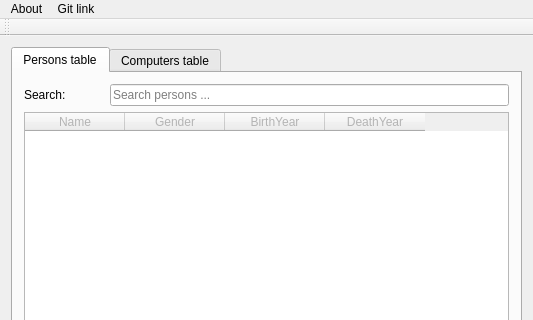
Before: the Qt Designer form mainwindow.ui in maggawaage/skil3, drawn with Qt 5; both pictures show x 0 to 533 and y 0 to 320 of the 533 by 529 pixel window.
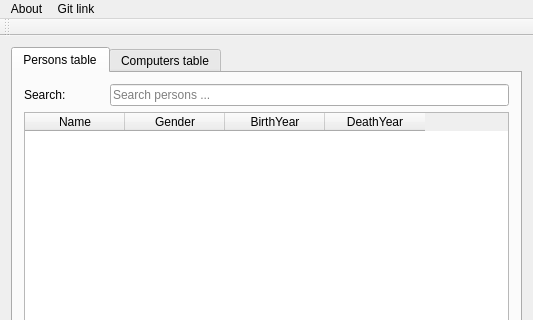
After: the same form once the commit is applied.

Commit message: Table font black

Patch:
```diff
--- a/mainwindow.ui
+++ b/mainwindow.ui
@@ -34,7 +34,8 @@
            <string>&lt;html&gt;&lt;head/&gt;&lt;body&gt;&lt;p&gt;&lt;br/&gt;&lt;/p&gt;&lt;/body&gt;&lt;/html&gt;</string>
           </property>
           <property name="styleSheet">
-           <string notr="true">color: rgb(180, 180, 180);</string>
+           <string notr="true">selection-color: rgb(2, 2, 2);
+</string>
           </property>
           <property name="editTriggers">
            <set>QAbstractItemView::NoEditTriggers</set>
```
Left out of the diff: 2 changed lines with no effect on the pictures.
